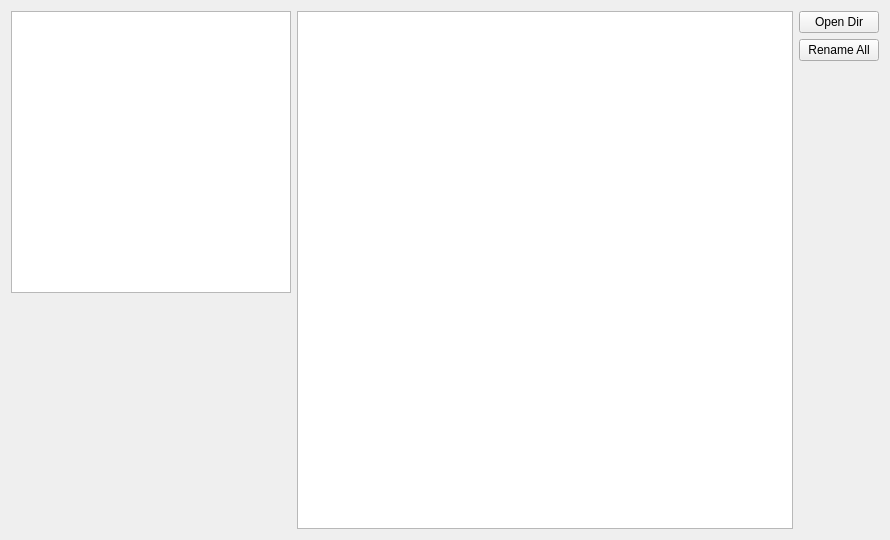
Mowei/rjrename, file mainwindow.ui: the form before one commit.
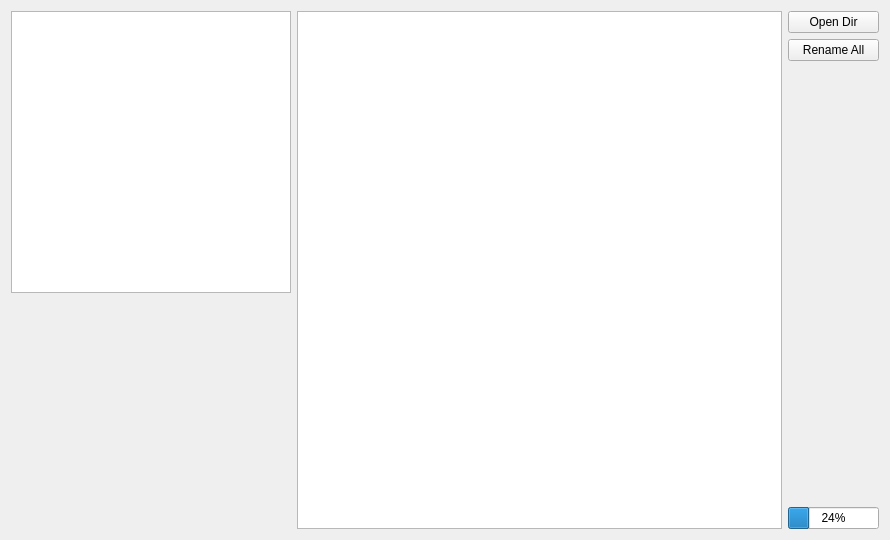
The form after the commit.

```diff
--- a/mainwindow.ui
+++ b/mainwindow.ui
@@ -123,6 +123,19 @@
         </property>
        </spacer>
       </item>
+      <item>
+       <widget class="QProgressBar" name="progressBar">
+        <property name="sizePolicy">
+         <sizepolicy hsizetype="Fixed" vsizetype="Fixed">
+          <horstretch>0</horstretch>
+          <verstretch>0</verstretch>
+         </sizepolicy>
+        </property>
+        <property name="value">
+         <number>24</number>
+        </property>
+       </widget>
+      </item>
      </layout>
     </item>
    </layout>
```
